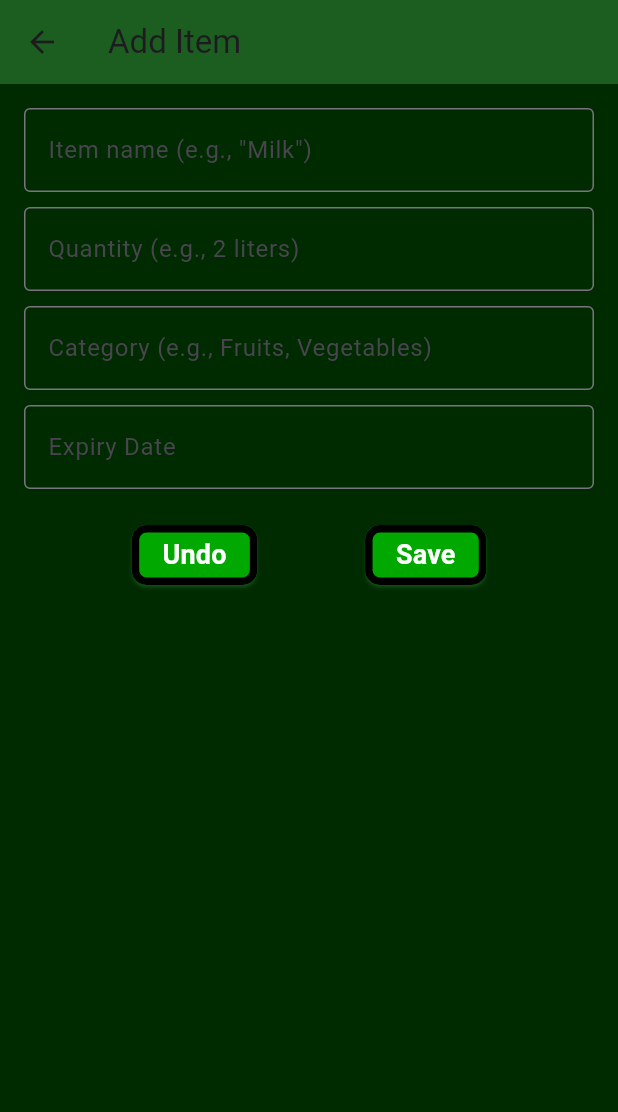
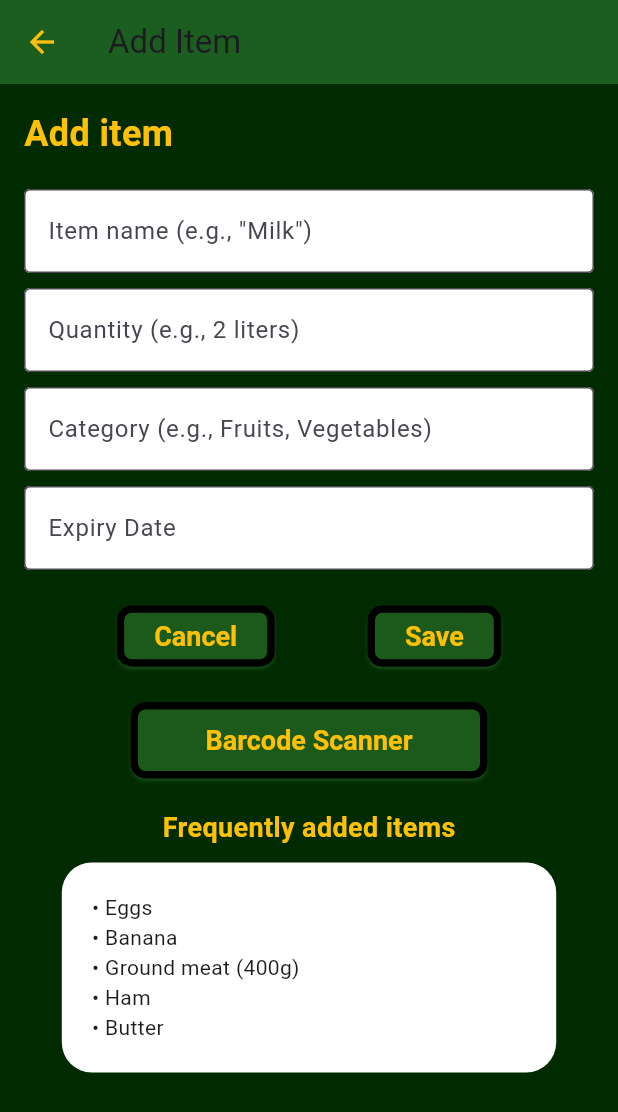
Before and after one commit to BananaMayo/PantryPal-project, a Flutter app: the AddItemScreen screen opened by its route, on a phone screen of 412 x 824 dp. Shown: the top 1112 px of the screen. Run offline on Flutter 3.47's test engine with Material 3 defaults, Android fonts, the phone set to English and light mode, and no system bars.

Commit message:
UI modifications to Add Item screen

```diff
--- a/lib/screens/add_item_screen.dart
+++ b/lib/screens/add_item_screen.dart
@@ -20,6 +20,7 @@ ThemeData appTheme = ThemeData(
   ),
 );
 
+
 class AddItemScreen extends StatelessWidget {
   @override
   Widget build(BuildContext context) {
@@ -27,56 +28,168 @@ class AddItemScreen extends StatelessWidget {
       appBar: AppBar(
         title: Text('Add Item'),
         backgroundColor: Colors.green.shade900,
+        leading: IconButton(
+          icon: Icon(Icons.arrow_back, color: Colors.amber),
+          onPressed: () => Navigator.of(context).pop(),
+        ),
       ),
       body: Padding(
         padding: const EdgeInsets.all(16.0),
         child: Column(
-          crossAxisAlignment: CrossAxisAlignment.stretch,
+          crossAxisAlignment: CrossAxisAlignment.start,
           children: [
+            // Add Item Title
+            Text(
+              'Add item',
+              style: TextStyle(
+                fontSize: 24,
+                fontWeight: FontWeight.bold,
+                color: Colors.amber,
+              ),
+            ),
+            SizedBox(height: 20),
+
+            // Input Fields
             TextField(
               decoration: InputDecoration(
                 labelText: 'Item name (e.g., "Milk")',
+                filled: true,
+                fillColor: Colors.white,
                 border: OutlineInputBorder(),
               ),
+              style: TextStyle(color: Colors.black),
             ),
             SizedBox(height: 10),
             TextField(
               decoration: InputDecoration(
                 labelText: 'Quantity (e.g., 2 liters)',
+                filled: true,
+                fillColor: Colors.white,
                 border: OutlineInputBorder(),
               ),
+              style: TextStyle(color: Colors.black),
             ),
             SizedBox(height: 10),
             TextField(
               decoration: InputDecoration(
                 labelText: 'Category (e.g., Fruits, Vegetables)',
+                filled: true,
+                fillColor: Colors.white,
                 border: OutlineInputBorder(),
               ),
+              style: TextStyle(color: Colors.black),
             ),
             SizedBox(height: 10),
             TextField(
               decoration: InputDecoration(
                 labelText: 'Expiry Date',
+                filled: true,
+                fillColor: Colors.white,
                 border: OutlineInputBorder(),
               ),
+              style: TextStyle(color: Colors.black),
             ),
             SizedBox(height: 20),
+
+
+
+
+            // Cancel and Save Buttons
             Row(
               mainAxisAlignment: MainAxisAlignment.spaceEvenly,
               children: [
                 ElevatedButton(
                   onPressed: () {
-                    Navigator.pop(context); // Go back
+                    Navigator.pop(context);
                   },
-                  child: Text('Undo'),
+                  style: ElevatedButton.styleFrom(
+                    backgroundColor: Color(0xFF1B5A1B),
+                    foregroundColor: Colors.amber,
+                    padding: EdgeInsets.symmetric(horizontal: 25, vertical: 10),
+                    textStyle: TextStyle(
+                      fontSize: 18,
+                      fontWeight: FontWeight.bold,
+                    ),
+                  ),
+                  child: Text('Cancel'),
                 ),
                 ElevatedButton(
                   onPressed: () {
                     // Save logic here
                   },
+                  style: ElevatedButton.styleFrom(
+                    backgroundColor: Color(0xFF1B5A1B),
+                    foregroundColor: Colors.amber,
+                    padding: EdgeInsets.symmetric(horizontal: 25, vertical: 10),
+                    textStyle: TextStyle(
+                      fontSize: 18,
+                      fontWeight: FontWeight.bold,
+                    ),
+                  ),
                   child: Text('Save'),
                 ),
               ],
+            ),
+            SizedBox(height: 20),
+
+
+            Row(
+              mainAxisAlignment: MainAxisAlignment.spaceEvenly,
+              children: [
+                ElevatedButton(
+                  onPressed: () {
+                    Navigator.pop(context);
+                  },
+                  style: ElevatedButton.styleFrom(
+                    backgroundColor: Color(0xFF1B5A1B),
+                    foregroundColor: Colors.amber,
+                    padding: EdgeInsets.symmetric(horizontal: 50, vertical: 15),
+                    textStyle: TextStyle(
+                      fontSize: 18,
+                      fontWeight: FontWeight.bold,
+                    ),
+                  ),
+                  child: Text('Barcode Scanner'),
+                ),
+              ],
+            ),
+
+            SizedBox(height: 20),
+
+            // Frequently Added Items Section
+            Row(
+              mainAxisAlignment: MainAxisAlignment.spaceEvenly,
+              children: [
+                Text(
+                  'Frequently added items',
+                  style: TextStyle(
+                    color: Colors.amber,
+                    fontSize: 18,
+                    fontWeight: FontWeight.bold,
+                  ),
+                ),
+              ],
+            ),
+            SizedBox(height: 10, width: 0,),
+            Center(
+              child: Container(
+                width: MediaQuery.of(context).size.width * 0.8,
+                padding: EdgeInsets.all(20),
+                decoration: BoxDecoration(
+                  color: Colors.white,
+                  borderRadius: BorderRadius.circular(20),
+                ),
+                child: Column(
+                  crossAxisAlignment: CrossAxisAlignment.start,
+                  children: [
+                    Text('• Eggs'),
+                    Text('• Banana'),
+                    Text('• Ground meat (400g)'),
+                    Text('• Ham'),
+                    Text('• Butter'),
+                  ],
+                ),
+              ),
             ),
           ],
         ),
```
